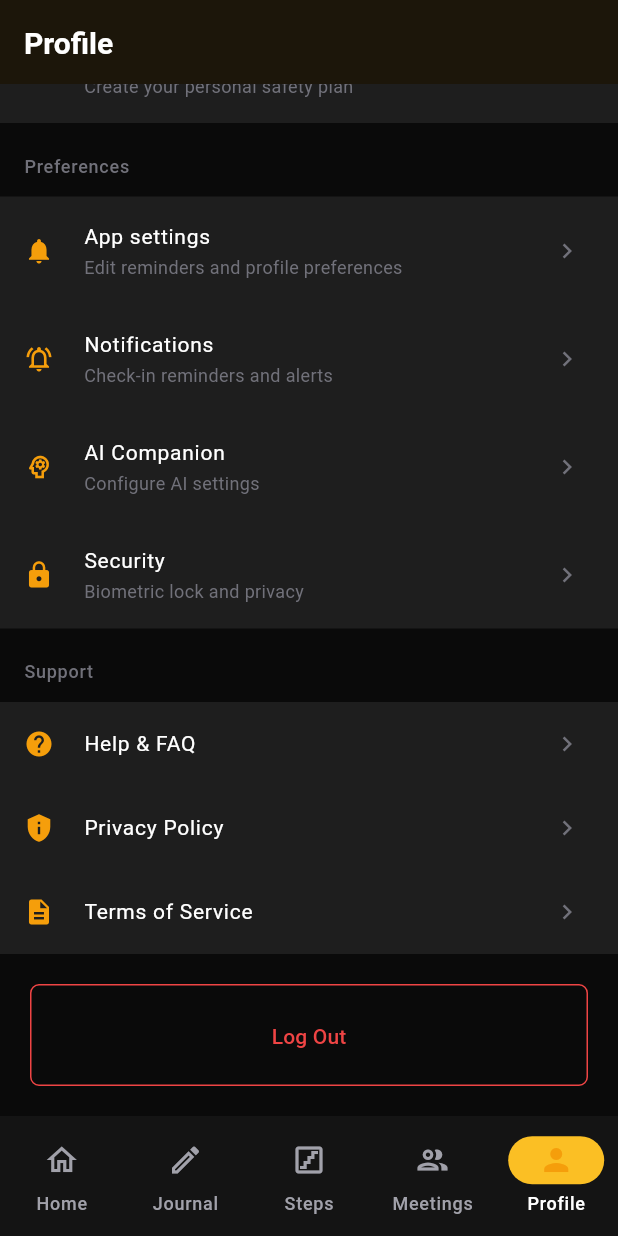
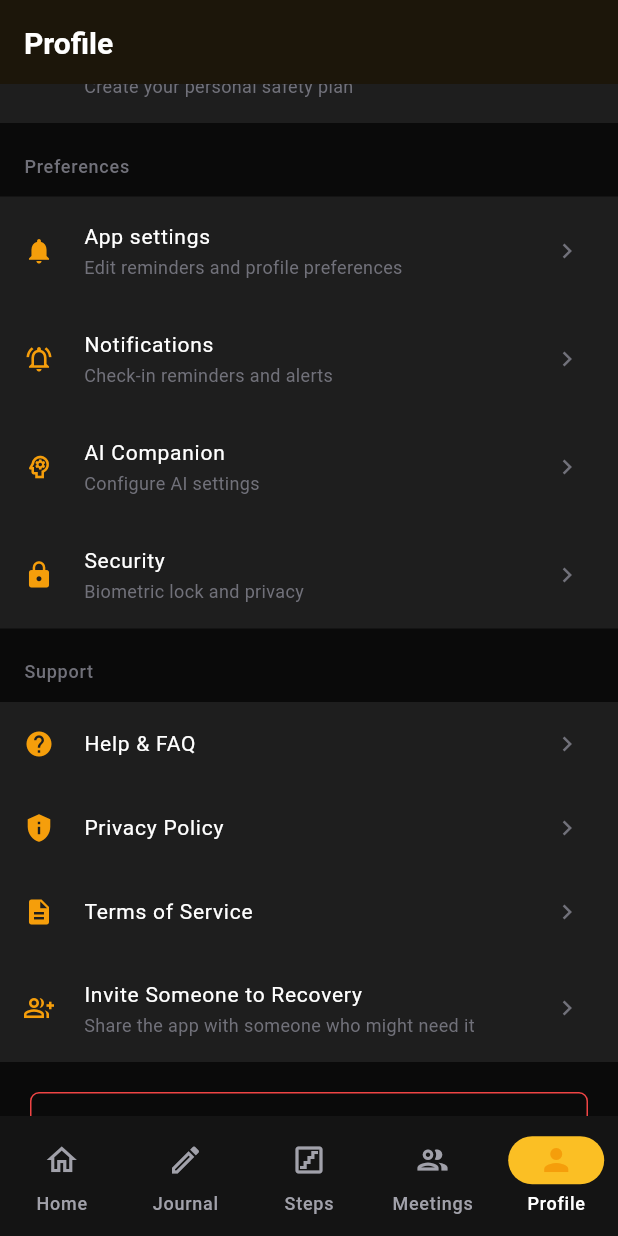
Before and after one commit to RipKDR/Steps-to-recovery-flutter, a Flutter app: the ProfileScreen screen opened by its route, scrolled down 349 dp, on a phone screen of 412 x 824 dp. Run offline on Flutter 3.47's test engine with Material 3 defaults, Android fonts, the phone set to English and light mode, and no system bars; our stand-ins replace connectivity_plus, equatable, flutter_local_notifications, flutter_secure_storage, go_router, logger and 5 more; missing offline and left inert: encrypt, workmanager; accounts and stored records are empty; statements that could not run were skipped.

Commit message:
feat: add Invite Someone to Recovery tile to profile support section
Co-Authored-By: Claude Sonnet 4.6 <noreply@anthropic.com>

```diff
--- a/lib/features/profile/screens/profile_screen.dart
+++ b/lib/features/profile/screens/profile_screen.dart
@@ -1,5 +1,7 @@
 import 'package:flutter/material.dart';
 import 'package:go_router/go_router.dart';
+import 'package:share_plus/share_plus.dart';
+import '../../../core/constants/app_constants.dart';
 import '../../../core/services/app_state_service.dart';
 import '../../../core/theme/app_colors.dart';
 import '../../../core/theme/app_spacing.dart';
@@ -145,6 +147,21 @@ class ProfileScreen extends StatelessWidget {
                     title: 'Terms of Service',
                     onTap: () {},
                   ),
+                  _SettingsTile(
+                    icon: Icons.group_add_outlined,
+                    title: 'Invite Someone to Recovery',
+                    subtitle: 'Share the app with someone who might need it',
+                    onTap: () async {
+                      await SharePlus.instance.share(ShareParams(
+                        text:
+                            'I use Steps to Recovery to stay accountable in my '
+                            'sobriety. It\'s private, works offline, and '
+                            'completely free. '
+                            '${AppStoreLinks.shareUrl}',
+                        subject: 'A recovery app worth trying',
+                      ));
+                    },
+                  ),
                 ],
               ),
 
```
